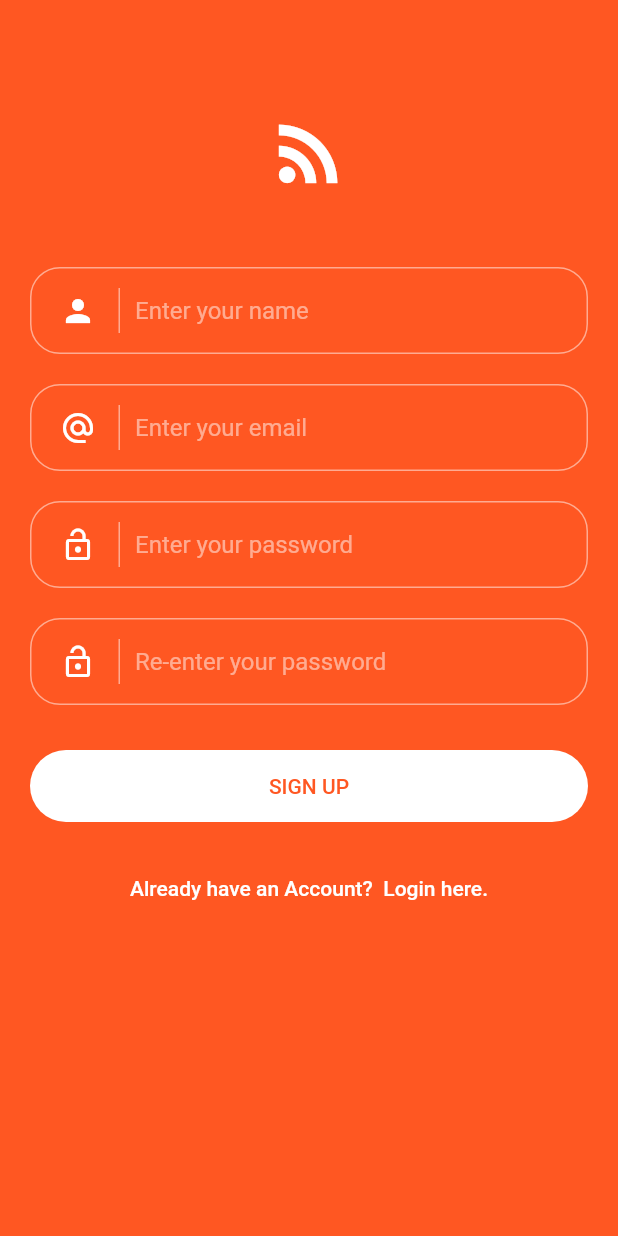
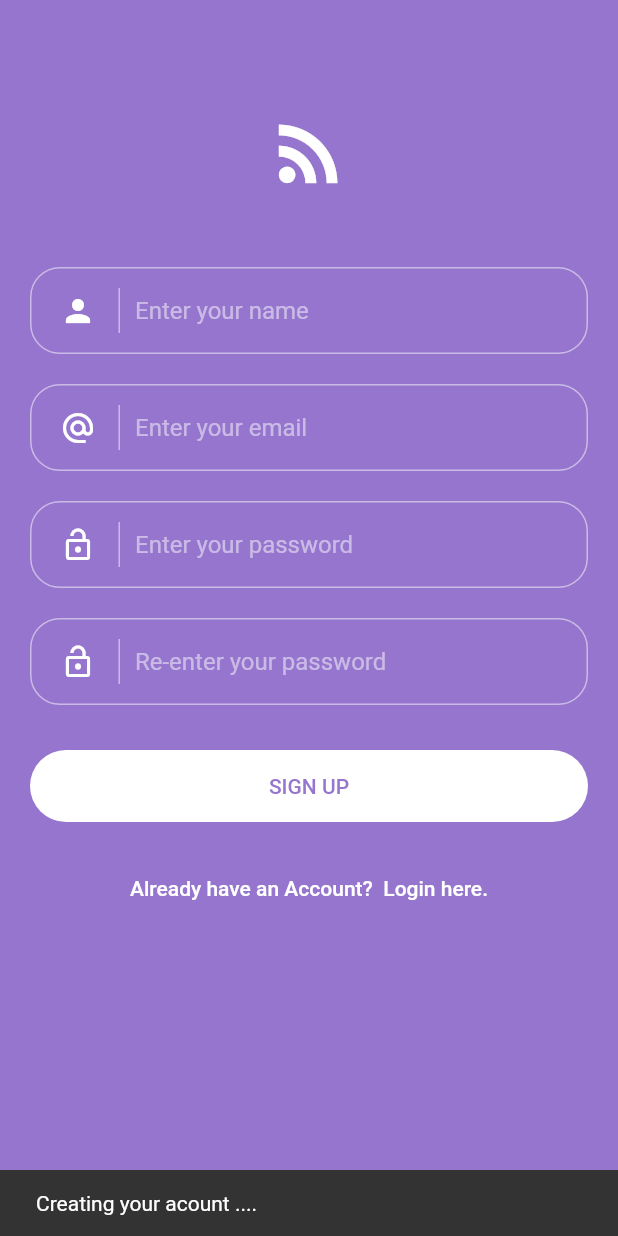
Before and after one commit to 8JME/Feedly, a Flutter app: the SignupPage screen opened directly, after a tap on "SIGN UP", on a phone screen of 412 x 824 dp. Run offline on Flutter 3.47's test engine with Material 2 defaults, Android fonts, the phone set to English and light mode, and no system bars; our stand-ins replace firebase_auth; accounts and stored records are empty; network calls fail.

Commit message:
UI changes applied with button interaction

```diff
--- a/lib/pages/signup.dart
+++ b/lib/pages/signup.dart
@@ -16,6 +16,8 @@ class _SignupPageState extends State<SignupPage> {
   GlobalKey<ScaffoldState> _key = GlobalKey<ScaffoldState>();
   FirebaseAuth _firebaseAuth = FirebaseAuth.instance;
 
+  bool _loggingIn = false;
+
   _signup() async {
     if (_passwordController.text.trim() !=
         _passwordConfirmController.text.trim()) {
@@ -28,6 +30,17 @@ class _SignupPageState extends State<SignupPage> {
       return;
     }
 
+    setState(() {
+      _loggingIn = true;
+    });
+
+    _key.currentState.removeCurrentSnackBar();
+    _key.currentState.showSnackBar(
+      SnackBar(
+        content: Text('Creating your acount ....'),
+      ),
+    );
+
     try {
       FirebaseUser _user = await _firebaseAuth.createUserWithEmailAndPassword(
           email: _emailController.text.trim(),
@@ -38,6 +51,7 @@ class _SignupPageState extends State<SignupPage> {
 
       await _user.updateProfile(info);
 
+      _key.currentState.removeCurrentSnackBar();
       _key.currentState.showSnackBar(
         SnackBar(
           content: Text('Your account has been created successfully.'),
@@ -46,11 +60,17 @@ class _SignupPageState extends State<SignupPage> {
     } catch (e) {
       String errorMessage = (e as PlatformException).message;
       print('Console Error: $errorMessage');
+
+      _key.currentState.removeCurrentSnackBar();
       _key.currentState.showSnackBar(
         SnackBar(
           content: Text(errorMessage),
         ),
       );
+    } finally {
+      setState(() {
+        _loggingIn = false;
+      });
     }
   }
 
@@ -58,7 +78,7 @@ class _SignupPageState extends State<SignupPage> {
   Widget build(BuildContext context) {
     return Scaffold(
       key: _key,
-      backgroundColor: Colors.deepOrange,
+      backgroundColor: Colors.deepPurple[300],
       body: Form(
         child: ListView(
           children: <Widget>[
@@ -211,6 +231,7 @@ class _SignupPageState extends State<SignupPage> {
                       style: TextStyle(
                         color: Colors.white,
                       ),
+                      obscureText: true,
                       decoration: InputDecoration(
                         border: InputBorder.none,
                         hintText: "Enter your password",
@@ -262,6 +283,7 @@ class _SignupPageState extends State<SignupPage> {
                       style: TextStyle(
                         color: Colors.white,
                       ),
+                      obscureText: true,
                       decoration: InputDecoration(
                         border: InputBorder.none,
                         hintText: "Re-enter your password",
@@ -283,12 +305,15 @@ class _SignupPageState extends State<SignupPage> {
                     child: FlatButton(
                       splashColor: Colors.white,
                       color: Colors.white,
+                      disabledColor: Colors.white.withOpacity(.5),
                       shape: RoundedRectangleBorder(
                         borderRadius: BorderRadius.circular(30.0),
                       ),
-                      onPressed: () {
-                        _signup();
-                      },
+                      onPressed: _loggingIn == true
+                          ? null
+                          : () {
+                              _signup();
+                            },
                       child: Row(
                         mainAxisAlignment: MainAxisAlignment.center,
                         children: <Widget>[
@@ -300,7 +325,7 @@ class _SignupPageState extends State<SignupPage> {
                                 'SIGN UP',
                                 textAlign: TextAlign.center,
                                 style: TextStyle(
-                                  color: Colors.deepOrange,
+                                  color: Colors.deepPurple[300],
                                 ),
                               ),
                             ),
@@ -323,9 +348,7 @@ class _SignupPageState extends State<SignupPage> {
                         borderRadius: BorderRadius.circular(30.0),
                       ),
                       onPressed: () {
-
                         Navigator.of(context).pop();
-
                       },
                       child: Row(
                         mainAxisAlignment: MainAxisAlignment.center,
```
Also changed, not shown: lib/pages/login.dart (+28 -8 lines).
